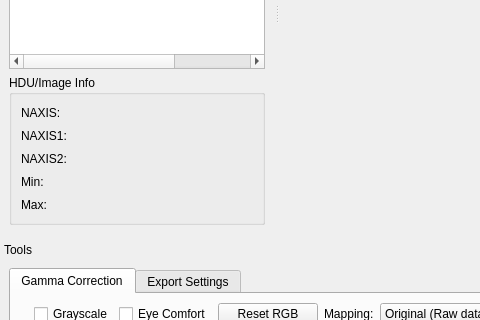
First picture: the form in mainwindow.ui, repository surhh/nfitsview, before the edit; both pictures show x 0 to 480 and y 256 to 576 of the 1300 by 720 pixel window.
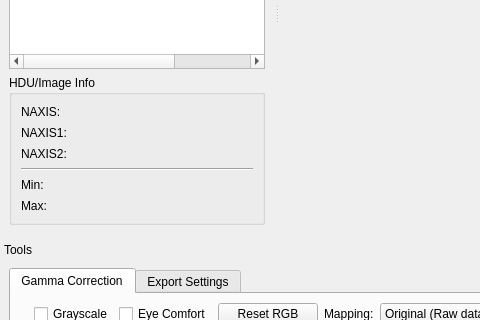
Second picture: the form after the edit. Icons and pictures are not drawn. Custom widgets are drawn as their Qt base class.

Commit message: Pixel threshold feature improved more, bugs fixed. Min/Max info bugs fixed. Some testing done. Some code refactored. Intermediate version. Preparing for relese 2.9

Patch:
```diff
--- a/mainwindow.ui
+++ b/mainwindow.ui
@@ -196,12 +196,12 @@
             <bool>false</bool>
            </property>
            <layout class="QGridLayout" name="gridLayout_5">
-            <item row="4" column="0">
-             <layout class="QVBoxLayout" name="verticalLayoutHDUInfo_4">
+            <item row="6" column="0">
+             <layout class="QVBoxLayout" name="verticalLayoutHDUInfo_5">
               <item>
-               <widget class="QLabel" name="labelMINValue">
+               <widget class="QLabel" name="labelMAXValue">
                 <property name="text">
-                 <string>Min:</string>
+                 <string>Max:</string>
                 </property>
                </widget>
               </item>
@@ -218,6 +218,13 @@
               </item>
              </layout>
             </item>
+            <item row="4" column="0">
+             <widget class="Line" name="horizontalLine">
+              <property name="orientation">
+               <enum>Qt::Horizontal</enum>
+              </property>
+             </widget>
+            </item>
             <item row="3" column="0">
              <layout class="QVBoxLayout" name="verticalLayoutHDUInfo_3">
               <item>
@@ -229,6 +236,17 @@
               </item>
              </layout>
             </item>
+            <item row="5" column="0">
+             <layout class="QVBoxLayout" name="verticalLayoutHDUInfo_4">
+              <item>
+               <widget class="QLabel" name="labelMINValue">
+                <property name="text">
+                 <string>Min:</string>
+                </property>
+               </widget>
+              </item>
+             </layout>
+            </item>
             <item row="1" column="0">
              <layout class="QVBoxLayout" name="verticalLayoutHDUInfo_2">
               <item>
@@ -240,17 +258,6 @@
               </item>
              </layout>
             </item>
-            <item row="5" column="0">
-             <layout class="QVBoxLayout" name="verticalLayoutHDUInfo_5">
-              <item>
-               <widget class="QLabel" name="labelMAXValue">
-                <property name="text">
-                 <string>Max:</string>
-                </property>
-               </widget>
-              </item>
-             </layout>
-            </item>
            </layout>
           </widget>
          </item>
```
The commit also changes 8 other files.
